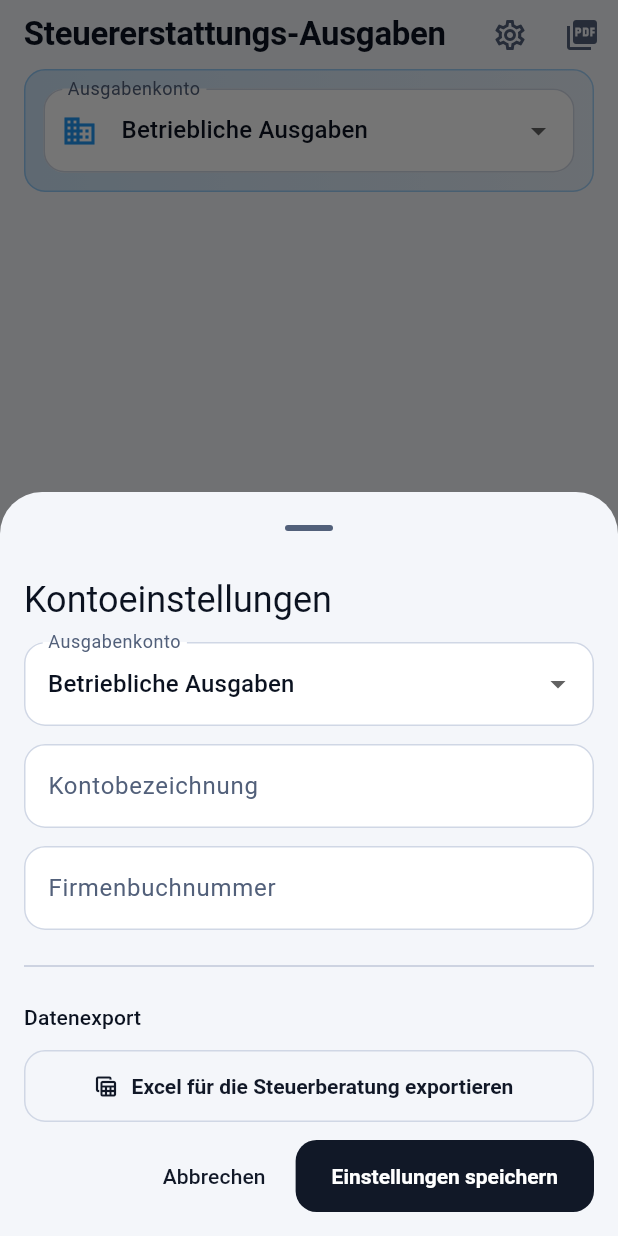
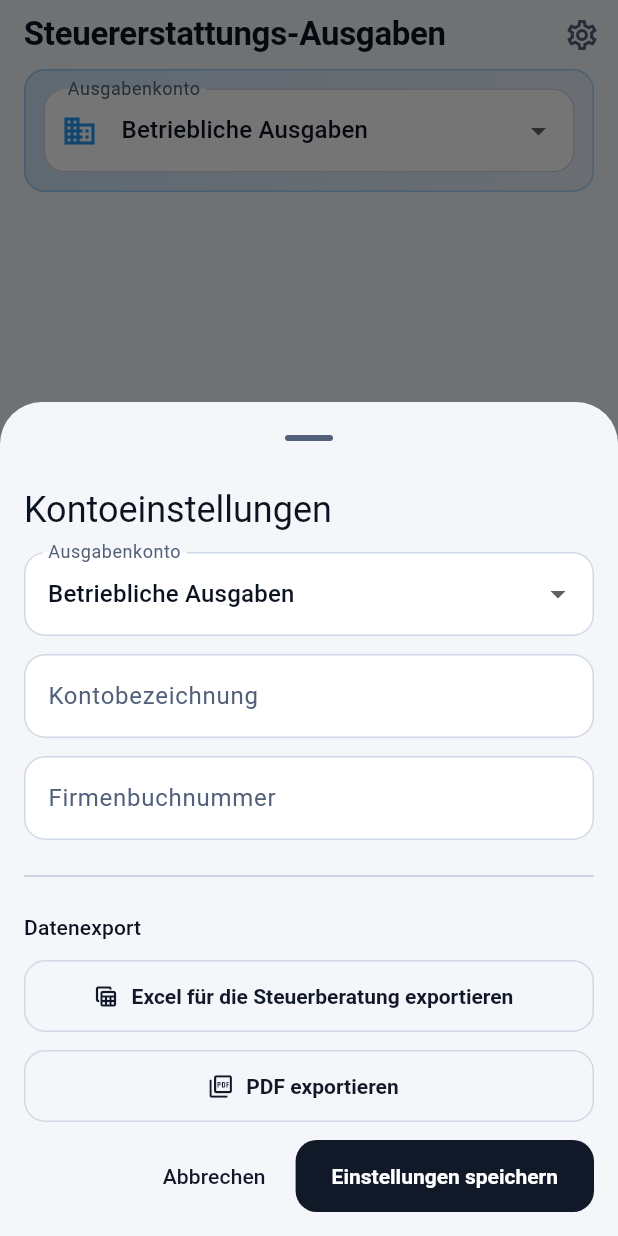
Before and after one commit to Clemens-Toegel/finanzplaner, a Flutter app: the screen it shows after launch, after a tap on the "settings" icon, on a phone screen of 412 x 824 dp. Run offline on Flutter 3.47's test engine with Material 3 defaults, Android fonts, the phone set to English and light mode, and no system bars; our stand-ins replace freezed_annotation, image_picker, pdf, printing, share_plus, sqflite; missing offline and left inert: excel, google_mlkit_text_recognition; accounts and stored records are empty.

Commit message:
chore: move export to account settings

```diff
--- a/lib/screens/purchase_home_page.dart
+++ b/lib/screens/purchase_home_page.dart
@@ -66,6 +66,9 @@ class _PurchaseHomeView extends StatelessWidget {
                 ),
               ),
             );
+          },
+          onExportPdf: () async {
+            await _exportPdf(context, l10n, controller, controller.items);
           },
         );
       },
@@ -262,15 +265,6 @@ class _PurchaseHomeView extends StatelessWidget {
                       : () => _openAccountSettingsSheet(context, controller),
                   icon: const Icon(Icons.settings_outlined),
                 ),
-                IconButton(
-                  tooltip: l10n.exportPdfTooltip,
-                  onPressed: isExporting
-                      ? null
-                      : () => _exportPdf(context, l10n, controller, items),
-                  icon: isExporting
-                      ? const CircularProgressIndicator(strokeWidth: 2)
-                      : const Icon(Icons.picture_as_pdf),
-                ),
               ],
         bottom: isSelectionMode
             ? null
--- a/lib/screens/widgets/account_settings_sheet.dart
+++ b/lib/screens/widgets/account_settings_sheet.dart
@@ -14,6 +14,7 @@ class AccountSettingsSheet extends StatelessWidget {
     required this.selectedAccount,
     required this.onSave,
     required this.onExportExcel,
+    required this.onExportPdf,
   });
 
   final Map<ExpenseAccountType, AccountSettings> initialSettings;
@@ -21,6 +22,7 @@ class AccountSettingsSheet extends StatelessWidget {
   final Future<void> Function(Map<ExpenseAccountType, AccountSettings> settings)
   onSave;
   final Future<void> Function() onExportExcel;
+  final Future<void> Function() onExportPdf;
 
   @override
   Widget build(BuildContext context) {
@@ -32,6 +34,7 @@ class AccountSettingsSheet extends StatelessWidget {
       child: _AccountSettingsSheetContent(
         onSave: onSave,
         onExportExcel: onExportExcel,
+        onExportPdf: onExportPdf,
       ),
     );
   }
@@ -41,12 +44,14 @@ class _AccountSettingsSheetContent extends StatelessWidget {
   _AccountSettingsSheetContent({
     required this.onSave,
     required this.onExportExcel,
+    required this.onExportPdf,
   });
 
   final _formKey = GlobalKey<FormState>();
   final Future<void> Function(Map<ExpenseAccountType, AccountSettings> settings)
   onSave;
   final Future<void> Function() onExportExcel;
+  final Future<void> Function() onExportPdf;
 
   @override
   Widget build(BuildContext context) {
@@ -139,6 +144,24 @@ class _AccountSettingsSheetContent extends StatelessWidget {
                         : const Icon(Icons.table_view_outlined),
                     label: Text(l10n.exportExcelForTaxConsultantAction),
                   ),
+                  OutlinedButton.icon(
+                    onPressed: controller.isExporting
+                        ? null
+                        : () async {
+                            controller.setExporting(true);
+                            try {
+                              await onExportPdf();
+                            } finally {
+                              if (context.mounted) {
+                                controller.setExporting(false);
+                              }
+                            }
+                          },
+                    icon: controller.isExporting
+                        ? const CircularProgressIndicator(strokeWidth: 2)
+                        : const Icon(Icons.picture_as_pdf_outlined),
+                    label: Text(l10n.exportPdfTooltip),
+                  ),
                   Row(
                     mainAxisAlignment: MainAxisAlignment.end,
                     spacing: 8,
```
